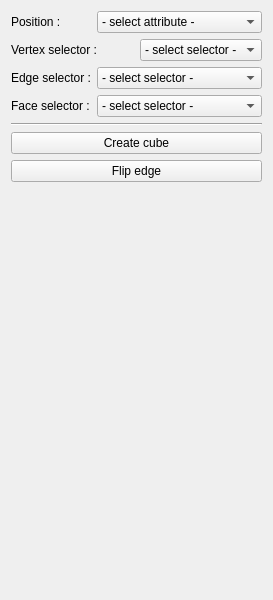
Before: the Qt Designer form SCHNApps/Plugins/surface_modelisation/forms/surface_modelisation.ui in cgogn/CGoGN, drawn with Qt 5.
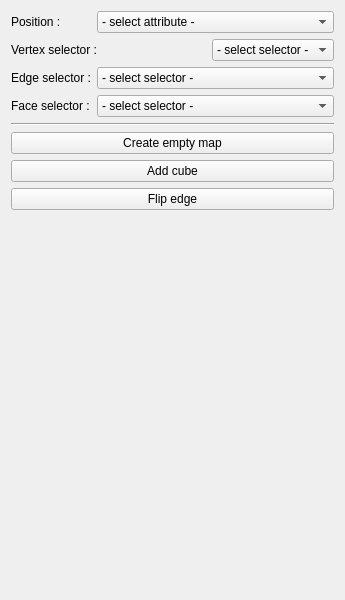
After: the same form once the commit is applied.

Commit message: create empty map in modelisation plugin

Patch:
```diff
--- a/SCHNApps/Plugins/surface_modelisation/forms/surface_modelisation.ui
+++ b/SCHNApps/Plugins/surface_modelisation/forms/surface_modelisation.ui
@@ -6,7 +6,7 @@
    <rect>
     <x>0</x>
     <y>0</y>
-    <width>259</width>
+    <width>345</width>
     <height>600</height>
    </rect>
   </property>
@@ -14,21 +14,52 @@
    <string>Form</string>
   </property>
   <layout class="QGridLayout" name="gridLayout">
-   <item row="1" column="0" colspan="3">
+   <item row="0" column="0">
+    <widget class="QLabel" name="label_2">
+     <property name="text">
+      <string>Position :</string>
+     </property>
+    </widget>
+   </item>
+   <item row="0" column="1" colspan="3">
+    <widget class="QComboBox" name="combo_positionAttribute">
+     <property name="sizePolicy">
+      <sizepolicy hsizetype="Expanding" vsizetype="Fixed">
+       <horstretch>0</horstretch>
+       <verstretch>0</verstretch>
+      </sizepolicy>
+     </property>
+     <item>
+      <property name="text">
+       <string>- select attribute -</string>
+      </property>
+     </item>
+    </widget>
+   </item>
+   <item row="1" column="0" colspan="2">
     <widget class="QLabel" name="label_3">
      <property name="text">
       <string>Vertex selector :</string>
      </property>
     </widget>
    </item>
-   <item row="2" column="0" colspan="2">
+   <item row="1" column="3">
+    <widget class="QComboBox" name="combo_vertexSelector">
+     <item>
+      <property name="text">
+       <string>- select selector -</string>
+      </property>
+     </item>
+    </widget>
+   </item>
+   <item row="2" column="0">
     <widget class="QLabel" name="label">
      <property name="text">
       <string>Edge selector :</string>
      </property>
     </widget>
    </item>
-   <item row="2" column="2" colspan="3">
+   <item row="2" column="1" colspan="3">
     <widget class="QComboBox" name="combo_edgeSelector">
      <item>
       <property name="text">
@@ -44,7 +75,7 @@
      </property>
     </widget>
    </item>
-   <item row="3" column="2" colspan="3">
+   <item row="3" column="1" colspan="3">
     <widget class="QComboBox" name="combo_faceSelector">
      <item>
       <property name="text">
@@ -53,37 +84,35 @@
      </item>
     </widget>
    </item>
-   <item row="4" column="0" colspan="5">
+   <item row="4" column="0" colspan="4">
     <widget class="Line" name="line">
      <property name="orientation">
       <enum>Qt::Horizontal</enum>
      </property>
     </widget>
    </item>
-   <item row="1" column="3" colspan="2">
-    <widget class="QComboBox" name="combo_vertexSelector">
-     <item>
-      <property name="text">
-       <string>- select selector -</string>
-      </property>
-     </item>
+   <item row="5" column="0" colspan="4">
+    <widget class="QPushButton" name="button_createEmptyMap">
+     <property name="text">
+      <string>Create empty map</string>
+     </property>
     </widget>
    </item>
-   <item row="5" column="0" colspan="5">
-    <widget class="QPushButton" name="button_createCube">
+   <item row="6" column="0" colspan="4">
+    <widget class="QPushButton" name="button_addCube">
      <property name="text">
-      <string>Create cube</string>
+      <string>Add cube</string>
      </property>
     </widget>
    </item>
-   <item row="6" column="0" colspan="5">
+   <item row="7" column="0" colspan="4">
     <widget class="QPushButton" name="button_flipEdge">
      <property name="text">
       <string>Flip edge</string>
      </property>
     </widget>
    </item>
-   <item row="7" column="2">
+   <item row="8" column="2">
     <spacer name="verticalSpacer">
      <property name="orientation">
       <enum>Qt::Vertical</enum>
@@ -96,28 +125,6 @@
      </property>
     </spacer>
    </item>
-   <item row="0" column="2" colspan="3">
-    <widget class="QComboBox" name="combo_positionAttribute">
-     <property name="sizePolicy">
-      <sizepolicy hsizetype="Expanding" vsizetype="Fixed">
-       <horstretch>0</horstretch>
-       <verstretch>0</verstretch>
-      </sizepolicy>
-     </property>
-     <item>
-      <property name="text">
-       <string>- select attribute -</string>
-      </property>
-     </item>
-    </widget>
-   </item>
-   <item row="0" column="0" colspan="2">
-    <widget class="QLabel" name="label_2">
-     <property name="text">
-      <string>Position :</string>
-     </property>
-    </widget>
-   </item>
   </layout>
  </widget>
  <resources/>
```
Left out of the diff: 2 changed lines with no effect on the pictures. The commit also changes 4 other files.
